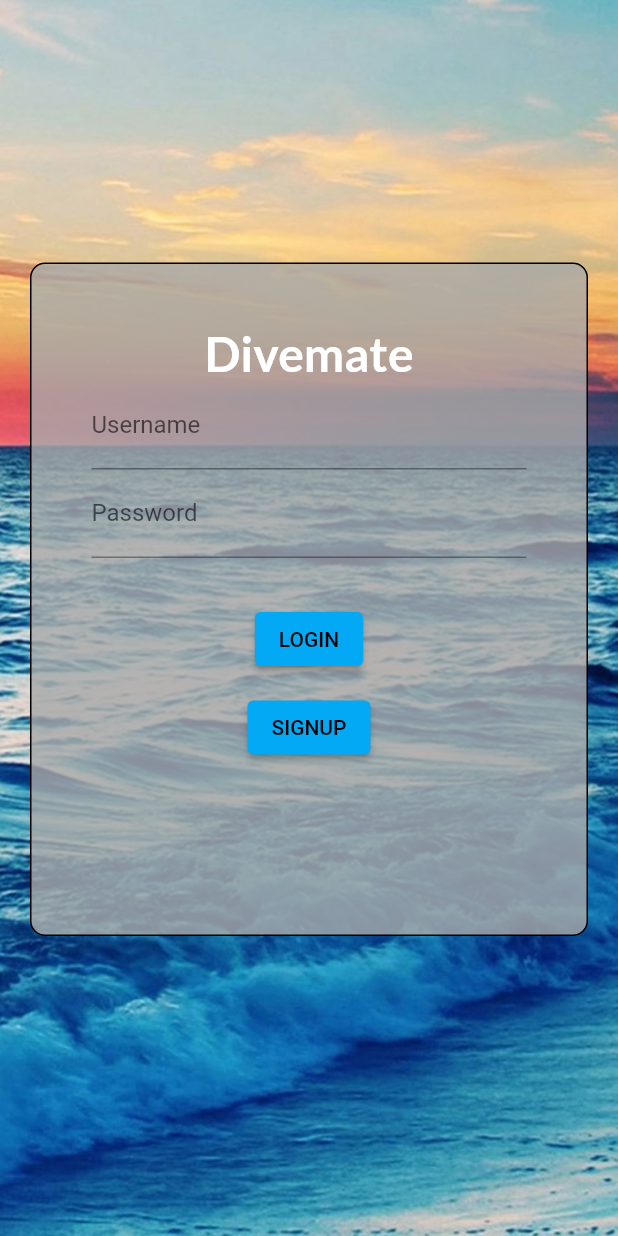
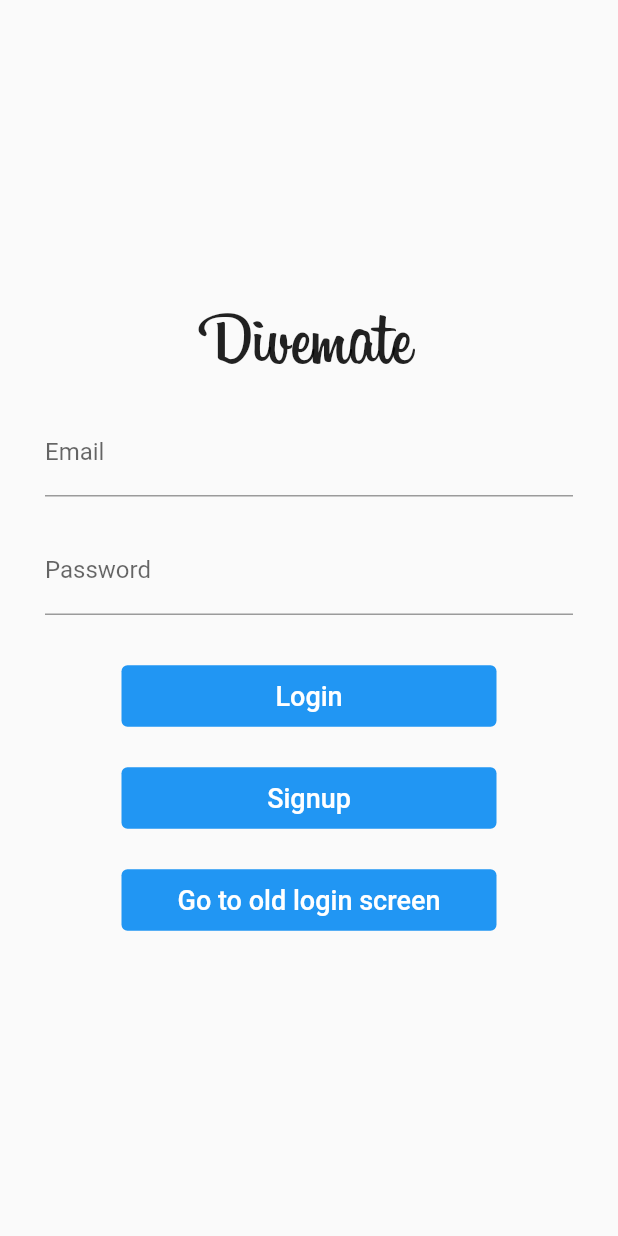
Before and after one commit to wasiqnauman/divemate, a Flutter app: the screen it shows after launch, on a phone screen of 412 x 824 dp. Run offline on Flutter 3.47's test engine with Material 2 defaults, Android fonts, the phone set to English and light mode, and no system bars; our stand-ins replace cloud_firestore, firebase_auth, firebase_core, google_fonts, toast; accounts and stored records are empty.

```diff
--- a/project/divemate/lib/app.dart
+++ b/project/divemate/lib/app.dart
@@ -1,8 +1,11 @@
+import 'package:divemate/login.dart';
+import 'package:divemate/screens/login_screen.dart';
 import 'package:firebase_auth/firebase_auth.dart';
 import 'package:flutter/material.dart';
 // import 'package:firebase_core/firebase_core.dart';
 // Page imports
-import 'package:divemate/login.dart';
+import 'package:divemate/screens/login_screen.dart';
+import 'package:divemate/screens/signup_screen.dart';
 import 'package:provider/provider.dart';
 
 /*
@@ -45,18 +48,17 @@ class DivemateApp extends StatelessWidget {
     return MultiProvider(
       providers: [
         StreamProvider<User>.value(
-              value: FirebaseAuth.instance.authStateChanges()
-            )
+            value: FirebaseAuth.instance.authStateChanges())
       ],
       child: MaterialApp(
         title: 'Divemate',
         debugShowCheckedModeBanner: false,
-            theme: ThemeData(
-              // This is the theme of your application.
-              primarySwatch: Colors.lightBlue,
-            ),
-            // This is so app starts in login, will change later with authentication!
-            home: LoginPage(),
+        home: LoginScreen(),
+        routes: {
+          LoginScreen.id: (context) => LoginScreen(),
+          SignupScreen.id: (context) => SignupScreen(),
+          LoginPage.id: (context) => LoginPage(),
+        },
       ),
     );
 
--- a/project/divemate/lib/login.dart
+++ b/project/divemate/lib/login.dart
@@ -1,4 +1,5 @@
 import 'dart:async';
+import 'package:divemate/widgets/widgets.dart';
 import 'package:flutter/material.dart';
 import 'package:firebase_auth/firebase_auth.dart';
 import 'package:toast/toast.dart';
@@ -6,6 +7,7 @@ import 'package:google_fonts/google_fonts.dart';
 import 'package:divemate/log-list.dart';
 
 class LoginPage extends StatefulWidget {
+  static final id = "login_page";
   @override
   _LoginPageState createState() => _LoginPageState();
 }
@@ -137,6 +139,8 @@ class _LoginPageState extends State<LoginPage> {
                                   child: Text('SIGNUP'),
                                   onPressed: _signup,
                                 )),
+                            createButton('Go to new Login Screen',
+                                () => Navigator.pop(context)),
                           ],
                         ),
                       ]),
--- /dev/null
+++ b/project/divemate/lib/screens/login_screen.dart
@@ -0,0 +1,85 @@
+import 'dart:io';
+import 'package:divemate/login.dart';
+import 'package:divemate/widgets/widgets.dart';
+import 'package:flutter/material.dart';
+import 'package:divemate/screens/signup_screen.dart';
+
+class LoginScreen extends StatefulWidget {
+  static final String id = 'login_screen';
+
+  @override
+  _LoginScreenState createState() => _LoginScreenState();
+}
+
+class _LoginScreenState extends State<LoginScreen> {
+  final _formkey = GlobalKey<FormState>();
+  String _email;
+  String _password;
+
+  _submit() {
+    if (_formkey.currentState.validate()) {
+      _formkey.currentState.save();
+      print(_email);
+      print(_password);
+
+      // Login the user here using firebase
+    }
+  }
+
+  @override
+  Widget build(BuildContext context) {
+    return Scaffold(
+      body: Center(
+        child: Column(
+          mainAxisAlignment: MainAxisAlignment.center,
+          crossAxisAlignment: CrossAxisAlignment.center,
+          children: <Widget>[
+            Text(
+              'Divemate',
+              style: TextStyle(fontFamily: 'Billabong', fontSize: 50.0),
+            ),
+
+            // create the user login/ signup form
+            // create the user login/ signup form
+            Form(
+                key: _formkey,
+                child: Column(
+                  mainAxisSize: MainAxisSize.min,
+                  children: <Widget>[
+                    // create the email textfield
+                    createTextField(
+                        'Email',
+                        (input) => !input.contains('@')
+                            ? 'Please enter a valid email'
+                            : null,
+                        (input) => _email = input,
+                        false),
+
+                    // create the password textfield
+                    createTextField(
+                        'Password',
+                        (input) => input.length < 6
+                            ? 'Password must be atleast 6 characters'
+                            : null,
+                        (input) => _password = input,
+                        true),
+                    // add space
+                    SizedBox(height: 20.0),
+
+                    createButton('Login', _submit),
+                    // add space
+                    SizedBox(height: 20.0),
+
+                    createButton('Signup',
+                        () => Navigator.pushNamed(context, SignupScreen.id)),
+                    SizedBox(height: 20.0),
+                    createButton('Go to old login screen',
+                        () => Navigator.pushNamed(context, LoginPage.id)),
+                  ],
+                ))
+          ],
+        ),
+      ),
+    );
+  }
+}
--- /dev/null
+++ b/project/divemate/lib/widgets/widgets.dart
@@ -0,0 +1,54 @@
+import 'package:flutter/material.dart';
+
+// widgets for the login/signup screen
+
+Widget createTextField(
+    String _label, Function _val, Function _onSave, bool _obscure) {
+  /*
+    @params
+    _label: label of textfield
+    _val: function to validate the input
+    _onSave: function when the input is valid
+    _obscure: obscure the input or not
+
+    @returns
+    a TextFormField widget
+
+    */
+  return Padding(
+    padding: const EdgeInsets.symmetric(
+      horizontal: 30.0,
+      vertical: 10.0,
+    ),
+    child: TextFormField(
+        obscureText: _obscure,
+        decoration: InputDecoration(labelText: _label),
+        validator: _val,
+        onSaved: _onSave),
+  );
+}
+
+Widget createButton(String _label, Function _action) {
+  /*
+    @params
+    _label: label of textfield
+    _action: function when the button the pressed
+
+    @returns
+    a TextButton widget
+
+    */
+  return Container(
+    width: 250.0,
+    child: TextButton(
+        onPressed: _action,
+        style: ButtonStyle(
+            backgroundColor: MaterialStateProperty.all<Color>(Colors.blue),
+            padding:
+                MaterialStateProperty.all<EdgeInsets>(EdgeInsets.all(10.0))),
+        child: Text(
+          _label,
+          style: TextStyle(fontSize: 18.0, color: Colors.white),
+        )),
+  );
+}
```
Also changed, not shown: project/divemate/lib/screens/signup_screen.dart (added, +87 -0 lines), project/divemate/pubspec.yaml (+4 -4 lines), project/divemate/assets/fonts/Billabong.ttf (added). Lines whose indentation alone changed are shown as unchanged.
